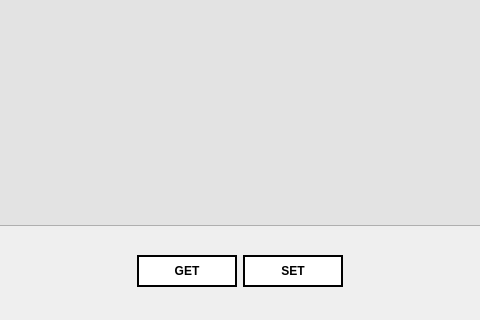
This is bi_diamond_blm_comrad/settings_dialog_auto.ui in jfpatrick/bi-diamond-blm-comrad as Qt 5 draws it before an edit; both pictures show x 413 to 893 and y 560 to 880 of the 1320 by 880 pixel window. The edited form follows.
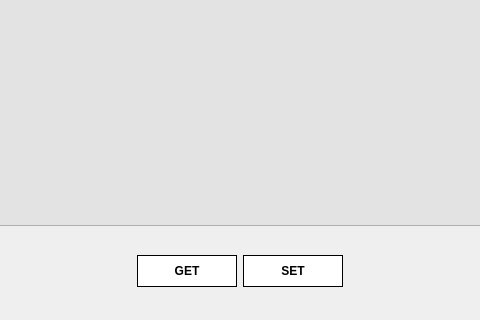
This is the edited form.

What changed in the file:
```diff
--- a/bi_diamond_blm_comrad/settings_dialog_auto.ui
+++ b/bi_diamond_blm_comrad/settings_dialog_auto.ui
@@ -224,7 +224,7 @@
             <property name="styleSheet">
              <string notr="true">QPushButton{
 	background-color: rgb(255, 255, 255);
-	border: 2px solid black;
+	border: 1px solid black;
 }
 
 QPushButton:hover{
@@ -257,7 +257,7 @@
             <property name="styleSheet">
              <string notr="true">QPushButton{
 	background-color: rgb(255, 255, 255);
-	border: 2px solid black;
+	border: 1px solid black;
 }
 
 QPushButton:hover{
```
Left out of the diff: 5 changed lines with no effect on the pictures.
